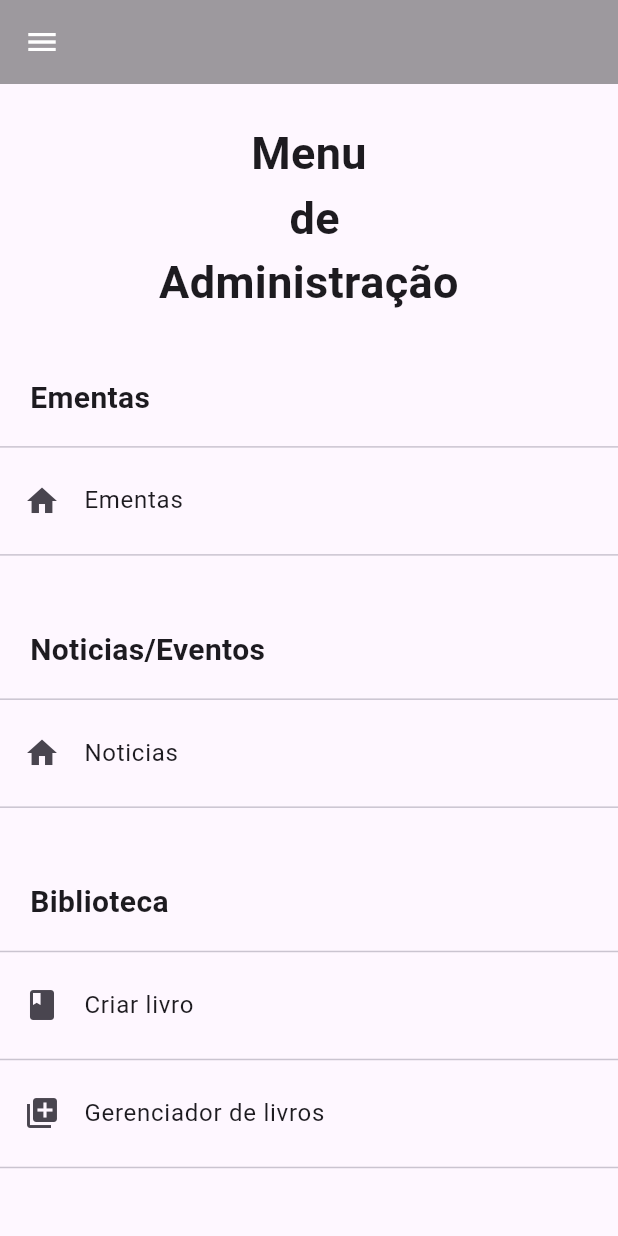
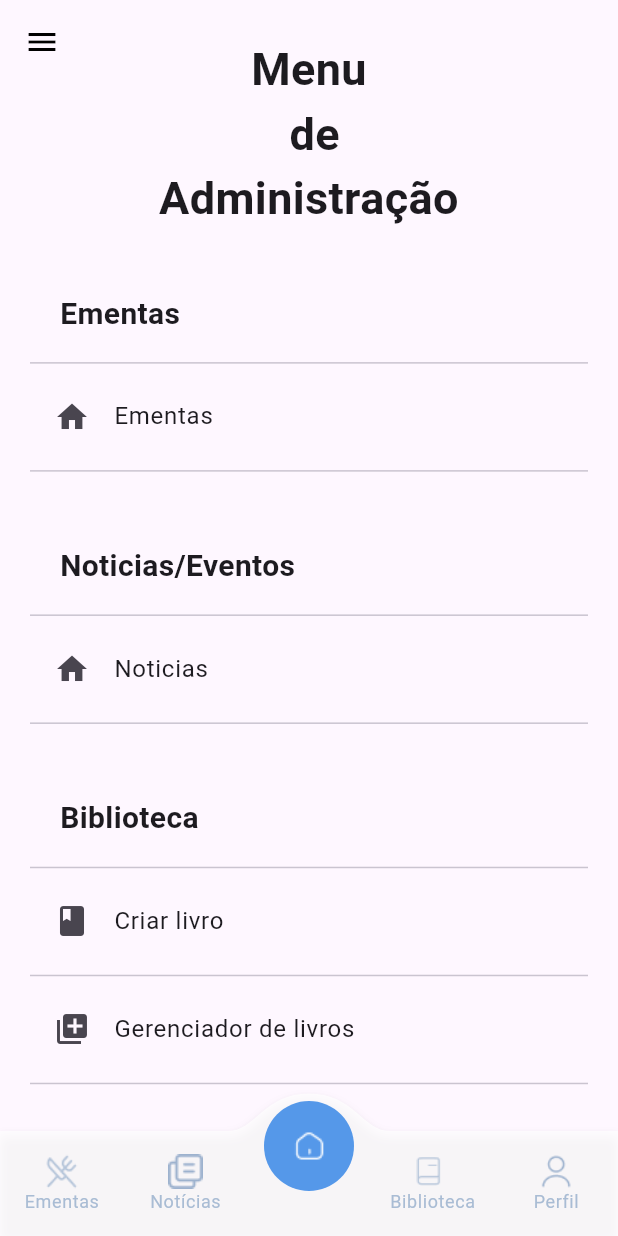
Before and after one commit to ComputacaoMovel2023-Classroom/tp-c_CentralIPS, a Flutter app: the AdminMenu screen opened directly, on a phone screen of 412 x 824 dp. Run offline on Flutter 3.47's test engine with Material 2 defaults, Android fonts, the phone set to English and light mode, and no system bars; drawn by our look-alikes of convex_bottom_bar; our stand-ins replace bloc, charts_flutter, dropdown_button2, email_validator, equatable, firebase_auth and 12 more; missing offline and left inert: flutter_material_pickers, mobile_scanner, nfc_classic_mifare, nfc_manager, sign_button; accounts and stored records are empty.

Commit message:
Mais tweaks gerais

```diff
--- a/CentralIPS/lib/Administração/EmentasAdmin/ementas_admin_list.dart
+++ b/CentralIPS/lib/Administração/EmentasAdmin/ementas_admin_list.dart
@@ -135,9 +135,9 @@ class _AdminEmentasListState extends State<AdminEmentasList> {
                 },
                 itemCount: diasSemana.length,
                 itemBuilder: (_, index) {
-                  for (DailyEmenta dailyEmenta in weekdayMeals) {
+                  /* for (DailyEmenta dailyEmenta in weekdayMeals) {
                     print('weekdayMeals: ${dailyEmenta.sopa} no ndex');
-                  }
+                  } */
 
                   int index2 = index % diasSemana.length;
                   return AdminEmentasListItem(
--- a/CentralIPS/lib/Administração/Menus/admin_menu.dart
+++ b/CentralIPS/lib/Administração/Menus/admin_menu.dart
@@ -7,6 +7,8 @@ import 'package:centralips/Sidebar/NavBar.dart';
 import 'package:flutter/material.dart';
 import 'package:flutter_bloc/flutter_bloc.dart';
 
+import '../../footer_menu/footer_menu.dart';
+
 class AdminMenu extends StatelessWidget {
   const AdminMenu({super.key});
 
@@ -15,17 +17,14 @@ class AdminMenu extends StatelessWidget {
     return Scaffold(
       resizeToAvoidBottomInset: false,
       drawer: const NavBar(),
-      appBar: AppBar(
-        backgroundColor: Colors.black38,
-        elevation: 0,
-        leading: Builder(builder: (BuildContext context) {
-          return IconButton(
-            icon: const Icon(Icons.menu, color: Colors.white),
-            onPressed: () => Scaffold.of(context).openDrawer(),
-          );
-        }),
-      ),
-      body: ListView(children: [
+      bottomNavigationBar: BottomNavigationExample(),
+      body: Stack(
+        children: [
+          Container(
+            padding: EdgeInsets.symmetric(horizontal: 20),
+            child: ListView(
+              shrinkWrap: true,
+              children: [
                 Column(children: [
                   SizedBox(height: MediaQuery.of(context).size.height * 0.03),
                   const Text(
@@ -41,8 +40,8 @@ class AdminMenu extends StatelessWidget {
                       Padding(
                         padding: EdgeInsets.only(left: 20, bottom: 10),
                         child: Text('Ementas',
-                    style:
-                        TextStyle(fontWeight: FontWeight.bold, fontSize: 20)),
+                            style: TextStyle(
+                                fontWeight: FontWeight.bold, fontSize: 20)),
                       ),
                     ],
                   ),
@@ -66,8 +65,8 @@ class AdminMenu extends StatelessWidget {
                       Padding(
                         padding: EdgeInsets.only(left: 20, bottom: 10),
                         child: Text('Noticias/Eventos',
-                    style:
-                        TextStyle(fontWeight: FontWeight.bold, fontSize: 20)),
+                            style: TextStyle(
+                                fontWeight: FontWeight.bold, fontSize: 20)),
                       ),
                     ],
                   ),
@@ -93,8 +92,8 @@ class AdminMenu extends StatelessWidget {
                       Padding(
                         padding: EdgeInsets.only(left: 20, bottom: 10),
                         child: Text('Biblioteca',
-                    style:
-                        TextStyle(fontWeight: FontWeight.bold, fontSize: 20)),
+                            style: TextStyle(
+                                fontWeight: FontWeight.bold, fontSize: 20)),
                       ),
                     ],
                   ),
@@ -122,7 +121,27 @@ class AdminMenu extends StatelessWidget {
                       }),
                   const Divider(),
                 ]),
-      ]),
+              ],
+            ),
+          ),
+
+          Positioned(
+            left: 0,
+            right: 0,
+            top: 0,
+            child: AppBar(
+              backgroundColor: Colors.transparent,
+              elevation: 0,
+              leading: Builder(builder: (BuildContext context) {
+                return IconButton(
+                  icon: const Icon(Icons.menu, color: Colors.black),
+                  onPressed: () => Scaffold.of(context).openDrawer(),
+                );
+              }),
+            ),
+          ),
+        ],
+      ),
     );
   }
 }
--- a/CentralIPS/lib/Noticias/noticiasUI.dart
+++ b/CentralIPS/lib/Noticias/noticiasUI.dart
@@ -202,7 +202,7 @@ class _NoticiasUIState extends State<NoticiasUI> {
               elevation: 0,
               leading: Builder(builder: (BuildContext context) {
                 return IconButton(
-                  icon: const Icon(Icons.menu, color: Colors.white),
+                  icon: const Icon(Icons.menu, color: Colors.black),
                   onPressed: () => Scaffold.of(context).openDrawer(),
                 );
               }),
--- a/CentralIPS/lib/Pedometro/LeaderBoard/leader_board_center_first_three.dart
+++ b/CentralIPS/lib/Pedometro/LeaderBoard/leader_board_center_first_three.dart
@@ -62,7 +62,7 @@ class LeaderBoardCenterFirstThree extends StatelessWidget {
   Widget build(BuildContext context) {
     _setPlaces();
 
-    print("joaquima");
+    //print("joaquima");
     return Column(
       children: [
         LeaderBoardCenter.buildLeaderBordCenterChooseColor(
```
Also changed, not shown: CentralIPS/lib/Administração/Biblioteca/library_manager_ui.dart (+10 -4 lines), CentralIPS/lib/Administração/Biblioteca/new_book_ui.dart (+20 -1 lines), CentralIPS/lib/Administração/EmentasAdmin/admin_ementasUI.dart (+10 -4 lines), CentralIPS/lib/Administração/NoticiasAdmin/noticias_admin_ui.dart (+11 -5 lines), CentralIPS/lib/Noticias/noticias_list_details.dart (+10 -4 lines). Lines whose indentation alone changed are shown as unchanged.
